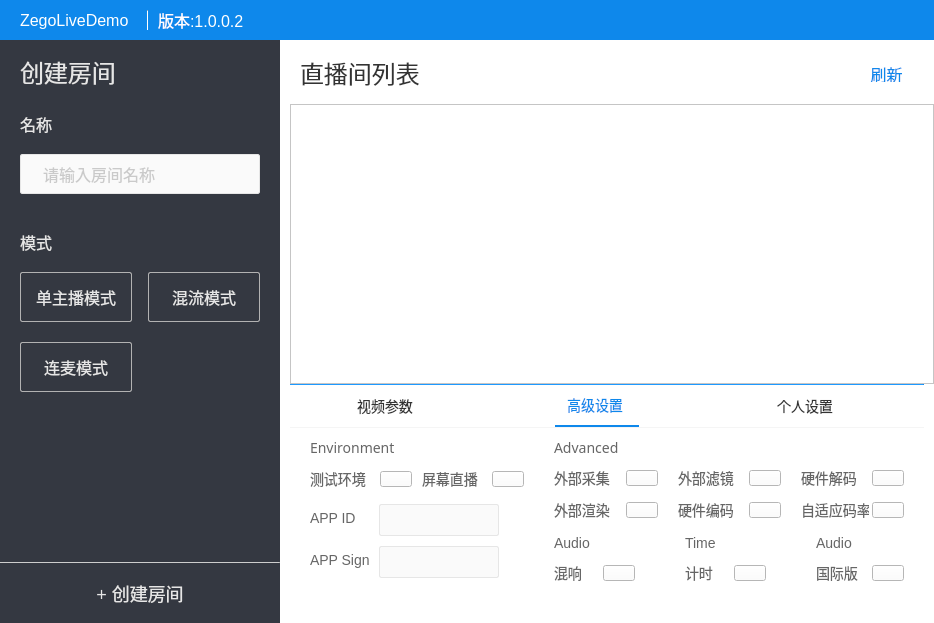
1815368076/ZegoLiveDemo5Rtp, file windows/LiveDemo5/ZegoLiveDemo/ZegoMainDialog.ui: the form before one commit.
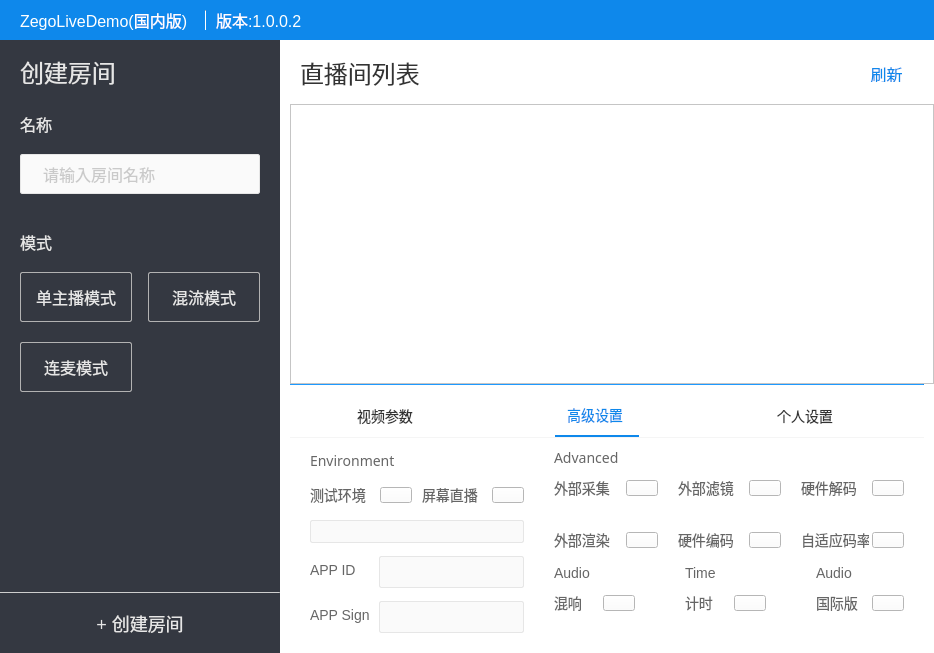
The form after the commit. The open tabs and pages were chosen to show the change. Icons and pictures are not drawn. Custom widgets are drawn as their Qt base class.

Commit message: Update LiveDemo5, Version: 170912_173956_master-0-g0614865_bn58_Demo5UDP3

Diff of the .ui file:
```diff
--- a/windows/LiveDemo5/ZegoLiveDemo/ZegoMainDialog.ui
+++ b/windows/LiveDemo5/ZegoLiveDemo/ZegoMainDialog.ui
@@ -7,7 +7,7 @@
     <x>0</x>
     <y>0</y>
     <width>934</width>
-    <height>623</height>
+    <height>653</height>
    </rect>
   </property>
   <property name="windowTitle">
@@ -64,13 +64,13 @@
          <widget class="QLabel" name="m_lbTitle">
           <property name="minimumSize">
            <size>
-            <width>117</width>
+            <width>175</width>
             <height>0</height>
            </size>
           </property>
           <property name="maximumSize">
            <size>
-            <width>117</width>
+            <width>175</width>
             <height>16777215</height>
            </size>
           </property>
@@ -83,7 +83,7 @@
  }</string>
           </property>
           <property name="text">
-           <string>ZegoLiveDemo</string>
+           <string>ZegoLiveDemo(国内版)</string>
           </property>
          </widget>
         </item>
@@ -1085,13 +1085,13 @@
          <property name="minimumSize">
           <size>
            <width>650</width>
-           <height>228</height>
+           <height>258</height>
           </size>
          </property>
          <property name="maximumSize">
           <size>
            <width>16777215</width>
-           <height>228</height>
+           <height>238</height>
           </size>
          </property>
          <property name="styleSheet">
@@ -2409,7 +2409,7 @@
                     <property name="sizeHint" stdset="0">
                      <size>
                       <width>18</width>
-                      <height>10</height>
+                      <height>13</height>
                      </size>
                     </property>
                    </spacer>
@@ -2451,7 +2451,7 @@
                     <property name="sizeHint" stdset="0">
                      <size>
                       <width>18</width>
-                      <height>10</height>
+                      <height>13</height>
                      </size>
                     </property>
                    </spacer>
@@ -2642,6 +2642,106 @@
                     </property>
                    </spacer>
                   </item>
+                  <item>
+                   <widget class="QComboBox" name="m_cbAppVersion">
+                    <property name="styleSheet">
+                     <string notr="true">  QComboBox{
+     padding-left: 10px;
+ }
+
+ QComboBox:!enabled{
+    border: 1px solid #e6e6e6;
+    border-radius: 2px;
+    font-family: 微软雅黑;
+    font-size: 16px;
+	background-color: #fafafa;
+	color: #cccccc;
+ }
+
+ QComboBox:enabled:!hover{
+    border: 1px solid #e6e6e6;
+    border-radius: 2px;
+    font-family: 微软雅黑;
+    font-size: 16px;
+	background-color: #fafafa;
+	color: #666666;
+}
+QComboBox:enabled:hover{
+     border: 1px solid #0e88eb;
+     border-radius: 2px;
+     font-family: 微软雅黑;
+     font-size: 16px;
+	 background-color: #fafafa;
+	 color: #666666;
+}
+
+QComboBox::drop-down{
+    subcontrol-origin: padding;
+    subcontrol-position: top right;
+    width: 20px;
+ 
+    border-left-width: 1px;
+
+    border-top-right-radius: 2px; /* same radius as the QComboBox */
+    border-bottom-right-radius: 2px;
+
+ }
+
+ QComboBox::down-arrow{
+
+     border-image: url(:/Resources/images/down_arrow.png);
+ }
+
+ 
+  QComboBox QAbstractItemView{
+     font-family: 微软雅黑;
+     font-size: 14px;
+     border: 1px solid #0e88eb;
+	 background-color: #ffffff;
+	 border-radius: 2px;
+	 
+  }
+
+ QComboBox QAbstractItemView::item{
+     
+     height: 32px;
+	 font-family: 微软雅黑;
+     font-size: 14px;
+	 color: #666666;
+	 background-color: #ffffff;
+	 padding-left: 10px;
+	 padding-right: 10px;
+ }
+
+ QComboBox QAbstractItemView::item:hover{
+     
+     height: 32px;
+	 font-family: 微软雅黑;
+     font-size: 14px;
+	 color: #ffffff;
+	 background-color: #0e88eb;
+	 padding-left: 10px;
+	 padding-right: 10px;
+ }</string>
+                    </property>
+                   </widget>
+                  </item>
+                  <item>
+                   <spacer name="verticalSpacer_20">
+                    <property name="orientation">
+                     <enum>Qt::Vertical</enum>
+                    </property>
+                    <property name="sizeType">
+                     <enum>QSizePolicy::Fixed</enum>
+                    </property>
+                    <property name="sizeHint" stdset="0">
+                     <size>
+                      <width>20</width>
+                      <height>13</height>
+                     </size>
+                    </property>
+                   </spacer>
+                  </item>
                   <item>
                    <layout class="QFormLayout" name="formLayout_5">
                     <property name="horizontalSpacing">
@@ -2668,13 +2768,13 @@
                      <widget class="QLineEdit" name="m_strEdAPPID">
                       <property name="minimumSize">
                        <size>
-                        <width>120</width>
+                        <width>145</width>
                         <height>32</height>
                        </size>
                       </property>
                       <property name="maximumSize">
                        <size>
-                        <width>120</width>
+                        <width>145</width>
                         <height>32</height>
                        </size>
                       </property>
@@ -2727,7 +2827,7 @@
                     <property name="sizeHint" stdset="0">
                      <size>
                       <width>20</width>
-                      <height>10</height>
+                      <height>13</height>
                      </size>
                     </property>
                    </spacer>
@@ -2758,13 +2858,13 @@
                      <widget class="QLineEdit" name="m_strEdAPPSign">
                       <property name="minimumSize">
                        <size>
-                        <width>120</width>
+                        <width>145</width>
                         <height>32</height>
                        </size>
                       </property>
                       <property name="maximumSize">
                        <size>
-                        <width>120</width>
+                        <width>145</width>
                         <height>32</height>
                        </size>
                       </property>
```
Left out of the diff: 2 changed lines with no effect on the pictures. The commit also changes 19 other files.
